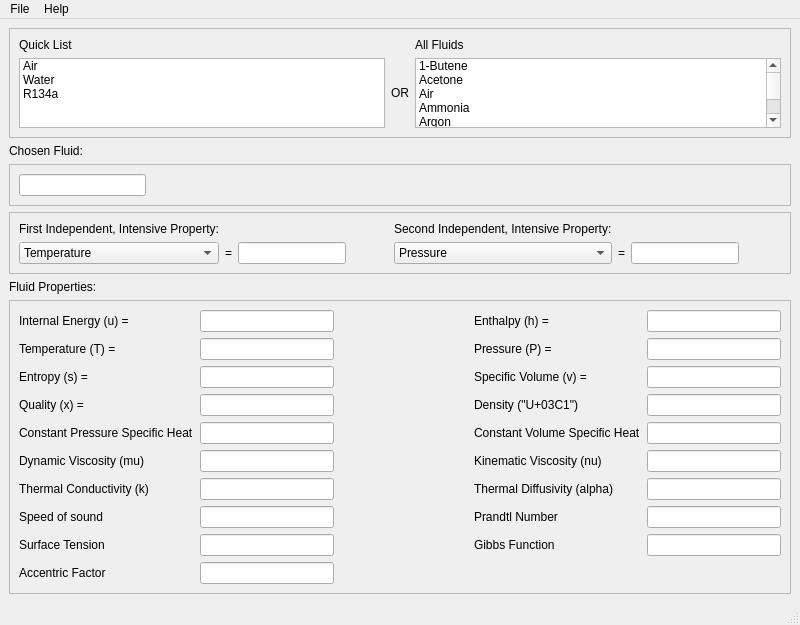
Before: the Qt Designer form mainwindow.ui in ke7omc/Thermodynamics-Property-Calculator, drawn with Qt 5.
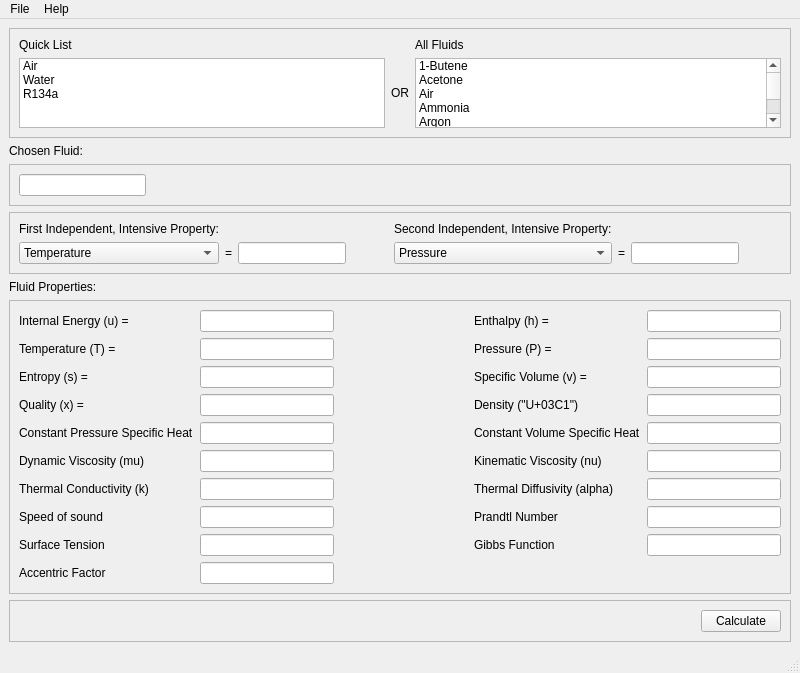
After: the same form once the commit is applied.

Commit message: Updated GUI element names.

```diff
--- a/mainwindow.ui
+++ b/mainwindow.ui
@@ -1133,6 +1133,38 @@
       </property>
      </widget>
     </item>
+    <item row="9" column="0">
+     <widget class="QFrame" name="frame_5">
+      <property name="frameShape">
+       <enum>QFrame::StyledPanel</enum>
+      </property>
+      <property name="frameShadow">
+       <enum>QFrame::Raised</enum>
+      </property>
+      <layout class="QHBoxLayout" name="horizontalLayout">
+       <item>
+        <spacer name="horizontalSpacer_9">
+         <property name="orientation">
+          <enum>Qt::Horizontal</enum>
+         </property>
+         <property name="sizeHint" stdset="0">
+          <size>
+           <width>40</width>
+           <height>20</height>
+          </size>
+         </property>
+        </spacer>
+       </item>
+       <item>
+        <widget class="QPushButton" name="pushButton_calculate">
+         <property name="text">
+          <string>Calculate</string>
+         </property>
+        </widget>
+       </item>
+      </layout>
+     </widget>
+    </item>
    </layout>
   </widget>
   <widget class="QMenuBar" name="menubar">
```
Left out of the diff: 98 changed lines with no effect on the pictures. The commit also changes 1 other file.
